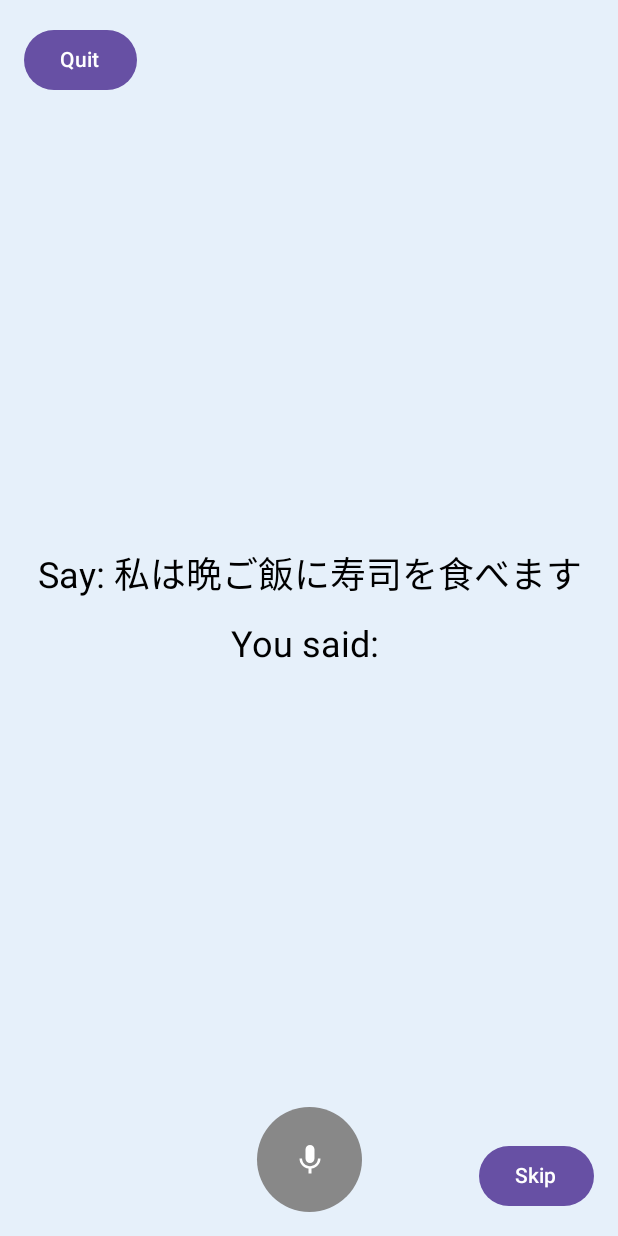
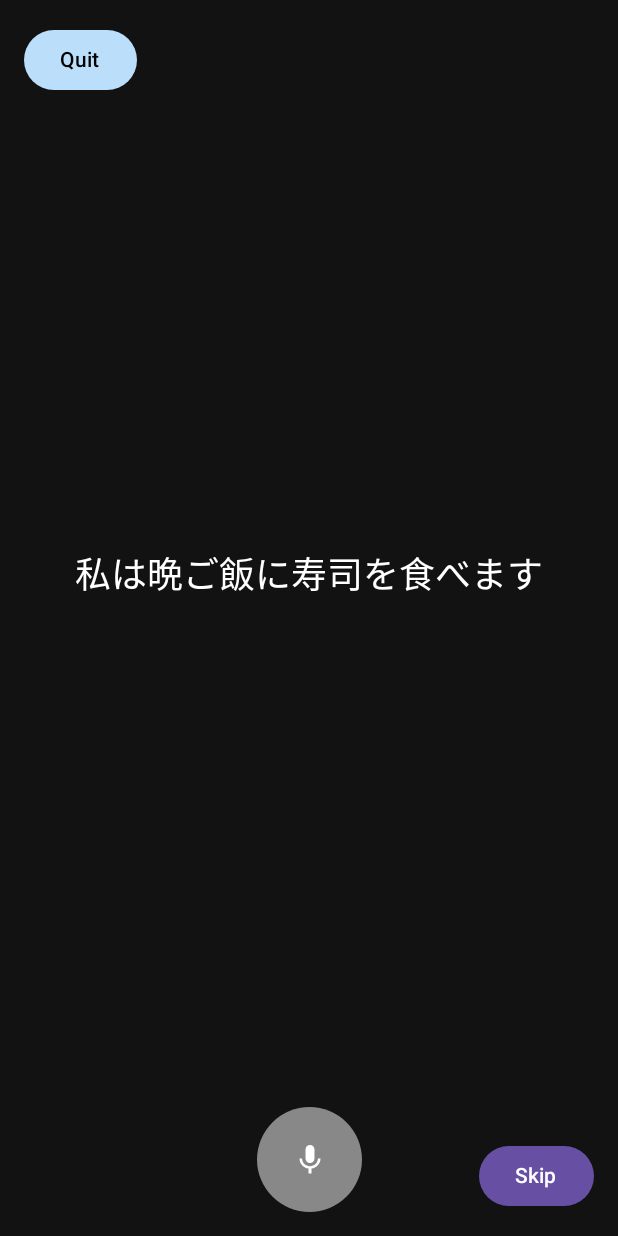
Before and after one commit to robpineda/koekoi, an Android app built with Jetpack Compose: the GameActivity screen opened directly, with no data from a screen before it, on a phone screen of 412 x 824 dp. Run offline under Robolectric (Android 15) with nearby library versions, the phone set to English and light mode, and no system bars; libraries missing offline, so code that uses them is left out: com.atilika.kuromoji.

Commit message:
switch to dark mode

```diff
--- a/app/src/main/java/com/robertopineda/koekoi/GameActivity.kt
+++ b/app/src/main/java/com/robertopineda/koekoi/GameActivity.kt
@@ -188,9 +188,9 @@ fun GameScreen(
 
     val backgroundColor by animateColorAsState(
         targetValue = when (isCorrect) {
-            true -> Color(0xFFB2DFDB) // Light teal for correct
-            false -> Color(0xFFFFCCCB) // Light red for incorrect
-            null -> Color(0xFFE6F0FA) // Light blue for neutral
+            true -> Color(0xFF4CAF50) // Darker green for correct in dark mode
+            false -> Color(0xFFE57373) // Darker red for incorrect in dark mode
+            null -> Color(0xFF121212) // Dark mode background (very dark gray)
         },
         animationSpec = tween(durationMillis = 300)
     )
@@ -251,9 +251,10 @@ fun GameScreen(
             onClick = onQuit,
             modifier = Modifier
                 .align(Alignment.TopStart)
-                .padding(16.dp)
+                .padding(16.dp),
+            colors = ButtonDefaults.buttonColors(containerColor = Color(0xFFBBDEFB))
         ) {
-            Text("Quit")
+            Text("Quit", color = Color.Black)
         }
 
         Column(
@@ -264,15 +265,17 @@ fun GameScreen(
             horizontalAlignment = Alignment.CenterHorizontally
         ) {
             Text(
-                text = "Say: ${sentences[currentIndex].first}",
+                text = sentences[currentIndex].first,
                 fontSize = 24.sp,
-                textAlign = TextAlign.Center
+                textAlign = TextAlign.Center,
+                color = Color.White
             )
             Spacer(modifier = Modifier.height(16.dp))
             Text(
-                text = "You said: $spokenText",
+                text = spokenText,
                 fontSize = 24.sp,
-                textAlign = TextAlign.Center
+                textAlign = TextAlign.Center,
+                color = Color.White
             )
             Spacer(modifier = Modifier.height(16.dp))
 
```
